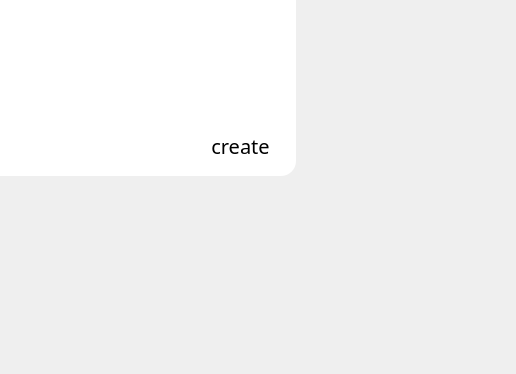
Above: startdialog.ui from zaid515/MyUI before the change; both pictures show x 285 to 801 and y 195 to 569 of the 801 by 569 pixel window. Below: the same form after it.
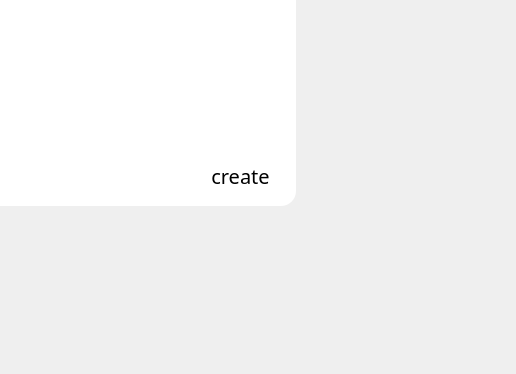
That is the form after the change. Custom widgets are drawn as their Qt base class.

Patch:
```diff
--- a/startdialog.ui
+++ b/startdialog.ui
@@ -19,10 +19,10 @@
   <widget class="QWidget" name="dialog" native="true">
    <property name="geometry">
     <rect>
-     <x>210</x>
+     <x>190</x>
      <y>150</y>
-     <width>371</width>
-     <height>221</height>
+     <width>391</width>
+     <height>251</height>
     </rect>
    </property>
    <property name="styleSheet">
@@ -33,8 +33,8 @@
    <widget class="RippleButton" name="pushButton">
     <property name="geometry">
      <rect>
-      <x>270</x>
-      <y>170</y>
+      <x>290</x>
+      <y>200</y>
       <width>91</width>
       <height>41</height>
      </rect>
@@ -60,7 +60,30 @@
 	color: #000000;
 	border-radius: 10px;
 	padding: 5px;
-}</string>
+}
+
+QPushButton::disabled
+{
+	background-color: rgb(255,255,255);
+	color: #000000;
+	border-radius: 10px;
+	padding: 5px;
+}
+
+QPushButton::pressed
+{
+	background-color: rgb(215,215,215);
+	color: #000000;
+	border-radius: 10px;
+	padding: 5px;
+}
+
+
+
+
+
+
+</string>
     </property>
     <property name="text">
      <string>create</string>
```
